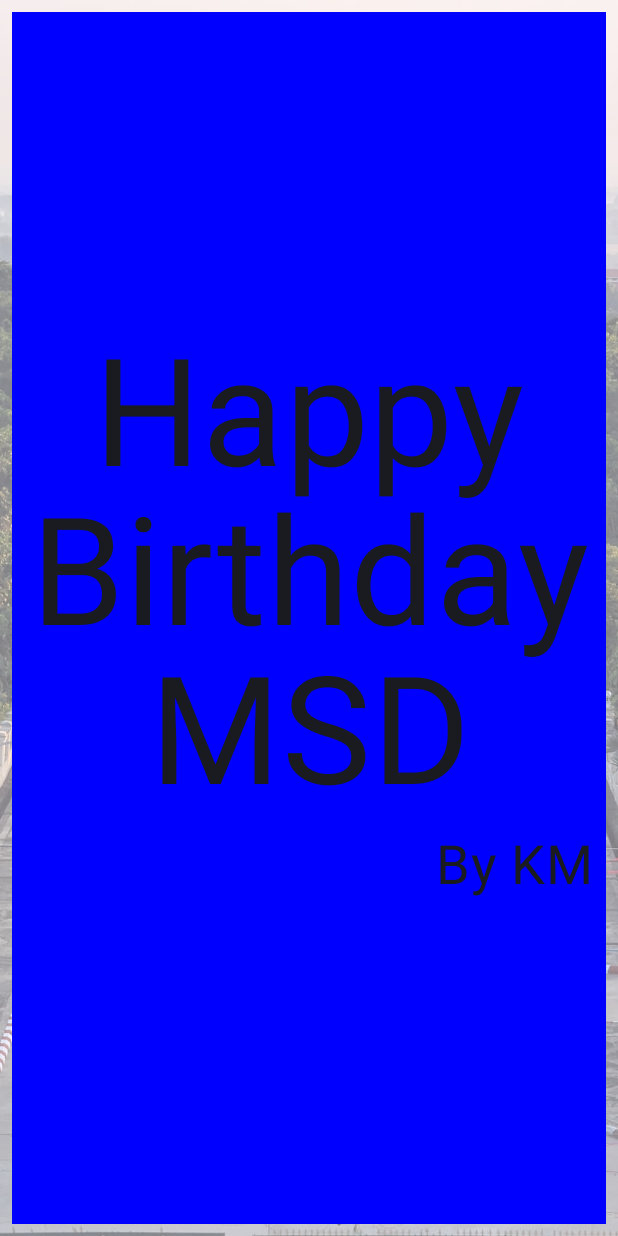
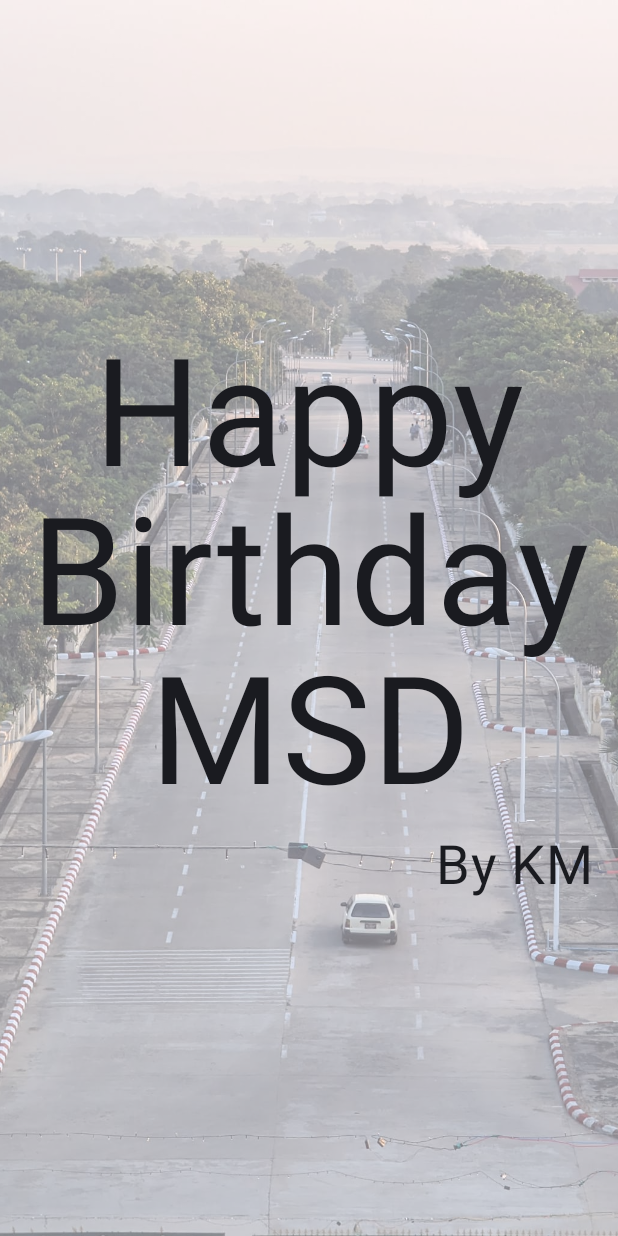
Before and after one commit to aungkoman/learn-androd-kotlin, an Android app built with Jetpack Compose: the screen it shows after launch (MainActivity), on a phone screen of 412 x 824 dp. Run offline under Robolectric (Android 15) with nearby library versions, the phone set to English and light mode, and no system bars.

```diff
--- a/app/src/main/java/com/example/myapplication/MainActivity.kt
+++ b/app/src/main/java/com/example/myapplication/MainActivity.kt
@@ -21,6 +21,7 @@ import androidx.compose.ui.draw.alpha
 import androidx.compose.ui.graphics.Color
 import androidx.compose.ui.layout.ContentScale
 import androidx.compose.ui.res.painterResource
+import androidx.compose.ui.res.stringResource
 import androidx.compose.ui.text.style.TextAlign
 import androidx.compose.ui.tooling.preview.Preview
 import androidx.compose.ui.unit.dp
@@ -57,15 +58,17 @@ fun BirthdayCard(from: String, to: String, modifier: Modifier=Modifier ) {
         modifier = modifier
     ) {
         Text(
-            text = "Happy Birthday $to",
+            text = stringResource(R.string.happy_birthday) + stringResource(R.string.to_name),
             fontSize = 100.sp,
             lineHeight = 106.sp,
             textAlign = TextAlign.Center
         )
         Text(
-            text = "By $from",
+            text = "${stringResource(id = R.string.by)} ${stringResource(id = R.string.from_name)}",
             fontSize = 36.sp,
-            modifier = Modifier.padding(8.dp).align(alignment = Alignment.End)
+            modifier = Modifier
+                .padding(8.dp)
+                .align(alignment = Alignment.End)
         )
     }
 }
@@ -89,7 +92,6 @@ fun GreetingImage() {
             modifier = Modifier
                 .fillMaxSize()
                 .padding(8.dp)
-                .background(color = Color.Blue)
         )
     }
 }
--- a/app/src/main/res/values/strings.xml
+++ b/app/src/main/res/values/strings.xml
@@ -1,3 +1,7 @@
 <resources>
     <string name="app_name">My Application</string>
+    <string name="happy_birthday">Happy Birthday</string>
+    <string name="by">By</string>
+    <string name="from_name">KM</string>
+    <string name="to_name">MSD</string>
 </resources>
```
Also changed, not shown: 1 other file.
